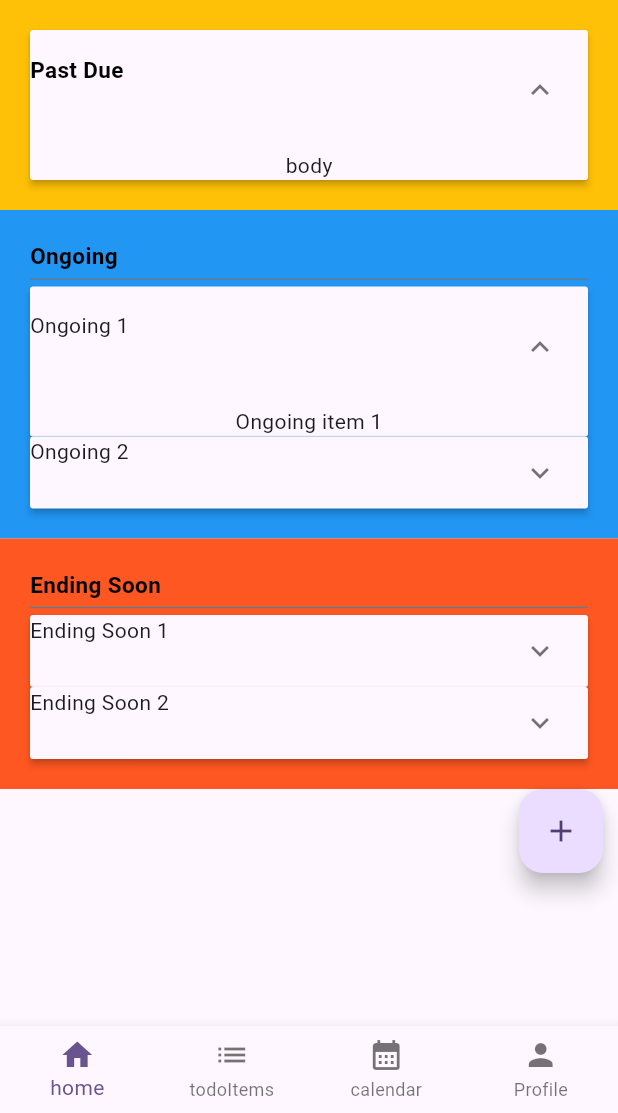
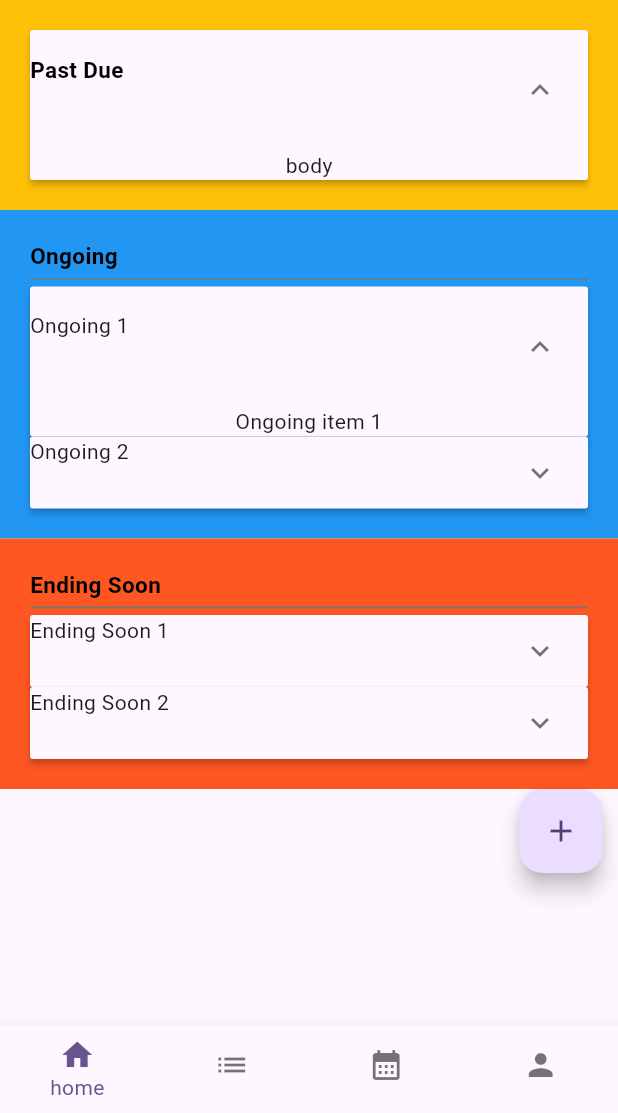
Before and after one commit to Gurinderp/todoList_flutter, a Flutter app: the screen it shows after launch, on a phone screen of 412 x 824 dp, the part 123-1236 px from its top. Run offline on Flutter 3.47's test engine with Material 3 defaults, Android fonts, the phone set to English and light mode, and no system bars.

Commit message:
changed bottomnavigationbar selection to dynamic with respective updated screens

```diff
--- a/lib/main.dart
+++ b/lib/main.dart
@@ -31,6 +31,10 @@ class MyHomePage extends StatefulWidget {
 }
 
 class _MyHomePageState extends State<MyHomePage> {
+  int currIndex = 0;
+
+  List<Widget> body = const [Listitems(), Profile(), Listitems(), Profile()];
+
   @override
   Widget build(BuildContext context) {
     return Scaffold(
@@ -39,25 +43,15 @@ class _MyHomePageState extends State<MyHomePage> {
         centerTitle: true,
         title: Text("Hello World"),
       ),
-      body: Listitems(),
-      // Center(
-      //   child: Column(
-      //     mainAxisAlignment: MainAxisAlignment.center,
-      //     children: <Widget>[
-      //       const Text('You have pushed the button this many times:'),
-      //       Text(
-      //         '$_counter',
-      //         style: Theme.of(context).textTheme.headlineMedium,
-      //       ),
-      //     ],
-      //   ),
-      // ),
-      // floatingActionButton: FloatingActionButton(
-      //   onPressed: _incrementCounter,
-      //   tooltip: 'Increment',
-      //   child: const Icon(Icons.add),
-      // ),
+      body: Center(child: body[currIndex]),
       bottomNavigationBar: BottomNavigationBar(
+        onTap: (index) {
+          setState(() {
+            currIndex = index;
+          });
+        },
+        currentIndex: currIndex,
+        showUnselectedLabels: false,
         type: BottomNavigationBarType.fixed,
         items: const [
           BottomNavigationBarItem(icon: Icon(Icons.home), label: "home"),
```
